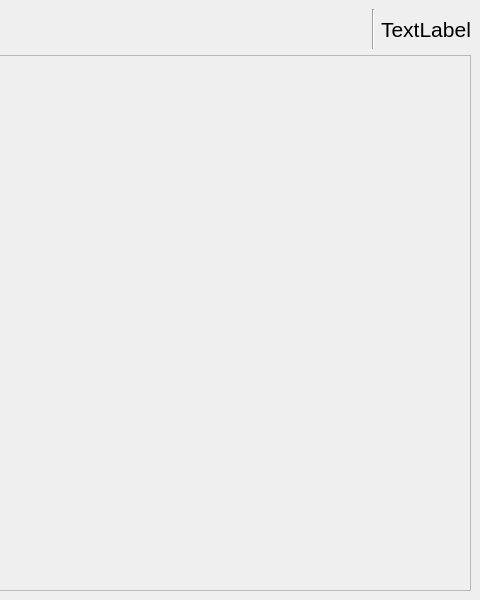
Old version of the form mainwindow.ui in the repository Szybet/sanki; both pictures show x 320 to 800 and y 0 to 600 of the 800 by 600 pixel window.
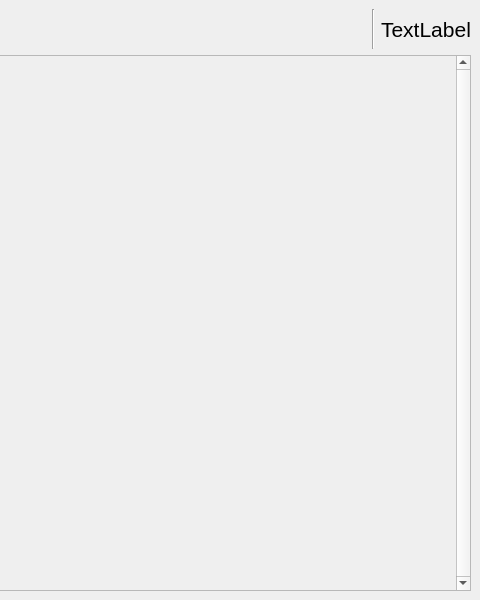
New version of the form. Icons and pictures are not drawn.

Patch:
```diff
--- a/mainwindow.ui
+++ b/mainwindow.ui
@@ -123,6 +123,9 @@
     </item>
     <item row="1" column="0">
      <widget class="QScrollArea" name="DeckScrollArea">
+      <property name="verticalScrollBarPolicy">
+       <enum>Qt::ScrollBarAlwaysOn</enum>
+      </property>
       <property name="widgetResizable">
        <bool>true</bool>
       </property>
@@ -131,7 +134,7 @@
         <rect>
          <x>0</x>
          <y>0</y>
-         <width>780</width>
+         <width>766</width>
          <height>532</height>
         </rect>
        </property>
```
Left out of the diff: 6 changed lines with no effect on the pictures.
